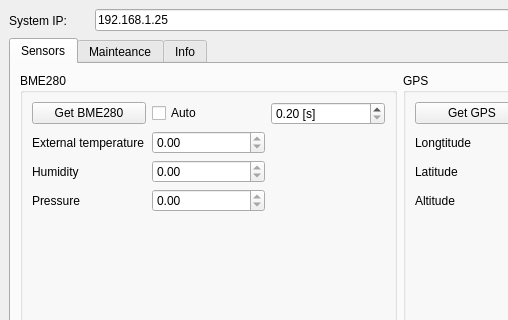
This is mainwindow.ui in DominikKamykowski/ServiceApplicationRPi as Qt 5 draws it before an edit; both pictures show x 0 to 508 and y 0 to 320 of the 800 by 600 pixel window. The edited form follows.
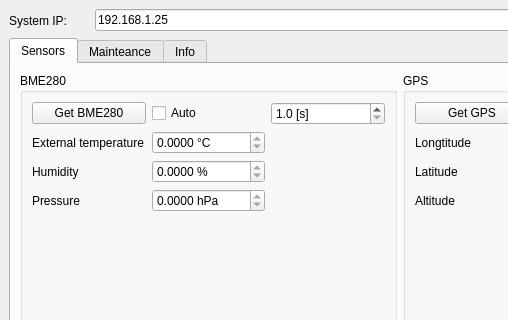
This is the edited form.

Patch:
```diff
--- a/mainwindow.ui
+++ b/mainwindow.ui
@@ -185,6 +185,15 @@
              <property name="readOnly">
               <bool>true</bool>
              </property>
+             <property name="suffix">
+              <string> hPa</string>
+             </property>
+             <property name="decimals">
+              <number>4</number>
+             </property>
+             <property name="maximum">
+              <double>5000.000000000000000</double>
+             </property>
             </widget>
            </item>
            <item row="2" column="1">
@@ -192,6 +201,12 @@
              <property name="readOnly">
               <bool>true</bool>
              </property>
+             <property name="suffix">
+              <string> %</string>
+             </property>
+             <property name="decimals">
+              <number>4</number>
+             </property>
             </widget>
            </item>
            <item row="0" column="0">
@@ -206,6 +221,12 @@
              <property name="readOnly">
               <bool>true</bool>
              </property>
+             <property name="suffix">
+              <string> °C</string>
+             </property>
+             <property name="decimals">
+              <number>4</number>
+             </property>
             </widget>
            </item>
            <item row="2" column="0">
@@ -227,8 +248,11 @@
              <property name="suffix">
               <string> [s]</string>
              </property>
+             <property name="decimals">
+              <number>1</number>
+             </property>
              <property name="minimum">
-              <double>0.200000000000000</double>
+              <double>1.000000000000000</double>
              </property>
              <property name="singleStep">
               <double>0.500000000000000</double>
```
Left out of the diff: 2 changed lines with no effect on the pictures.
